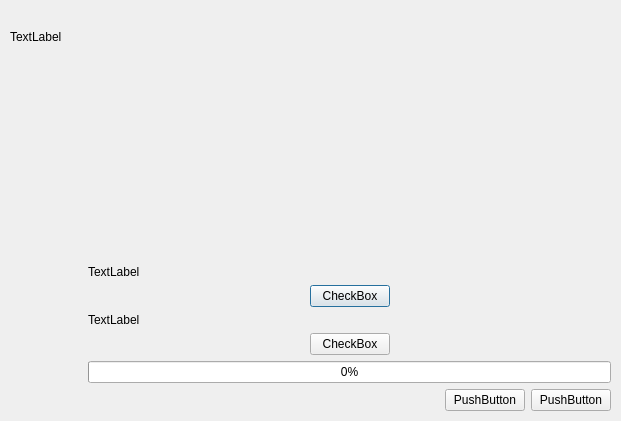
Above: Tools/PLInstall/src/MainWindow.ui from cofenberg/pixellight before the change. Below: the same form after it.
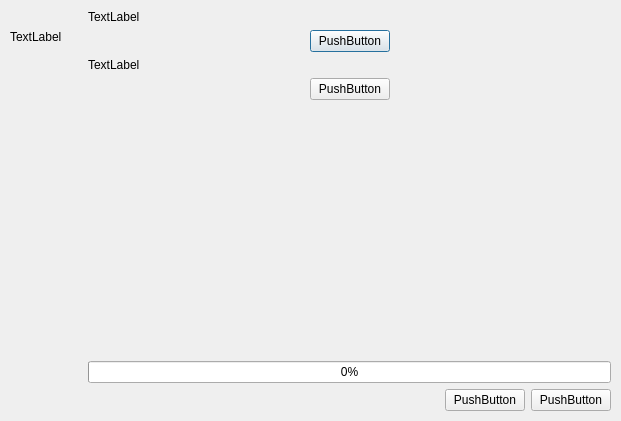
That is the form after the change. Icons and pictures are not drawn.

Commit message: PLInstall: small corrections in the ui layout

Patch:
```diff
--- a/Tools/PLInstall/src/MainWindow.ui
+++ b/Tools/PLInstall/src/MainWindow.ui
@@ -112,19 +112,6 @@
     </item>
     <item>
      <layout class="QVBoxLayout" name="verticalLayout">
-      <item>
-       <spacer name="verticalSpacer">
-        <property name="orientation">
-         <enum>Qt::Vertical</enum>
-        </property>
-        <property name="sizeHint" stdset="0">
-         <size>
-          <width>20</width>
-          <height>40</height>
-         </size>
-        </property>
-       </spacer>
-      </item>
       <item>
        <widget class="QLabel" name="lbl_checkInstallation">
         <property name="text">
@@ -149,20 +136,8 @@
         </item>
         <item>
          <widget class="QPushButton" name="btn_checkInstallation">
-          <property name="sizePolicy">
-           <sizepolicy hsizetype="Minimum" vsizetype="Fixed">
-            <horstretch>0</horstretch>
-            <verstretch>0</verstretch>
-           </sizepolicy>
-          </property>
-          <property name="sizeIncrement">
-           <size>
-            <width>0</width>
-            <height>0</height>
-           </size>
-          </property>
           <property name="text">
-           <string>CheckBox</string>
+           <string>PushButton</string>
           </property>
          </widget>
         </item>
@@ -206,7 +181,7 @@
         <item>
          <widget class="QPushButton" name="btn_install">
           <property name="text">
-           <string>CheckBox</string>
+           <string>PushButton</string>
           </property>
          </widget>
         </item>
@@ -225,6 +200,19 @@
         </item>
        </layout>
       </item>
+      <item>
+       <spacer name="verticalSpacer_3">
+        <property name="orientation">
+         <enum>Qt::Vertical</enum>
+        </property>
+        <property name="sizeHint" stdset="0">
+         <size>
+          <width>20</width>
+          <height>40</height>
+         </size>
+        </property>
+       </spacer>
+      </item>
       <item>
        <widget class="QProgressBar" name="progB_progress">
         <property name="value">
```
Left out of the diff: 1 changed line with no effect on the pictures.
